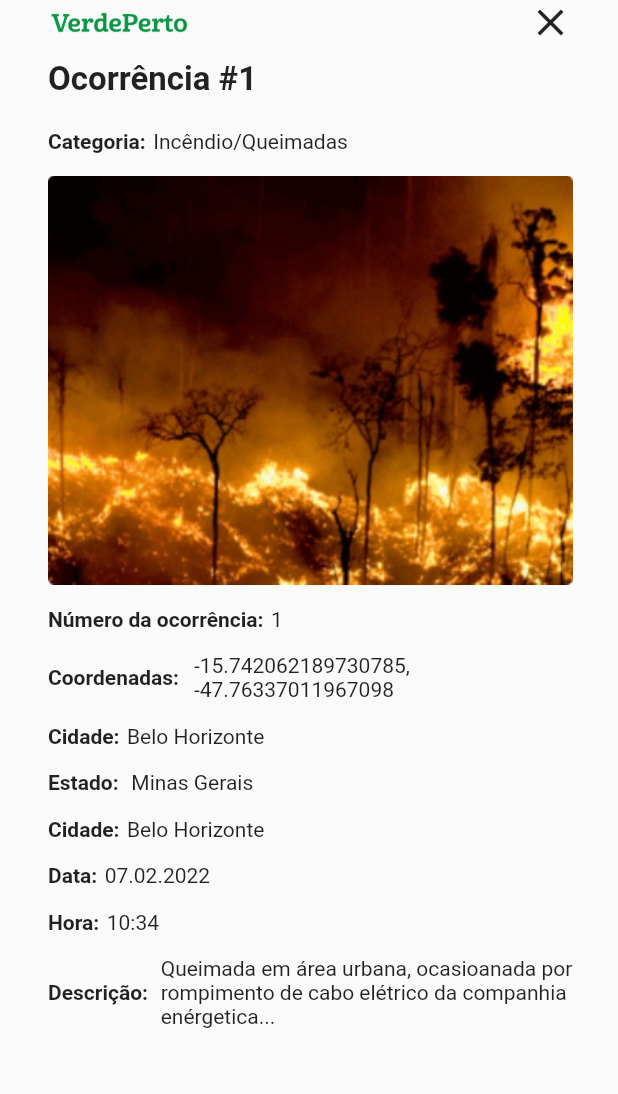
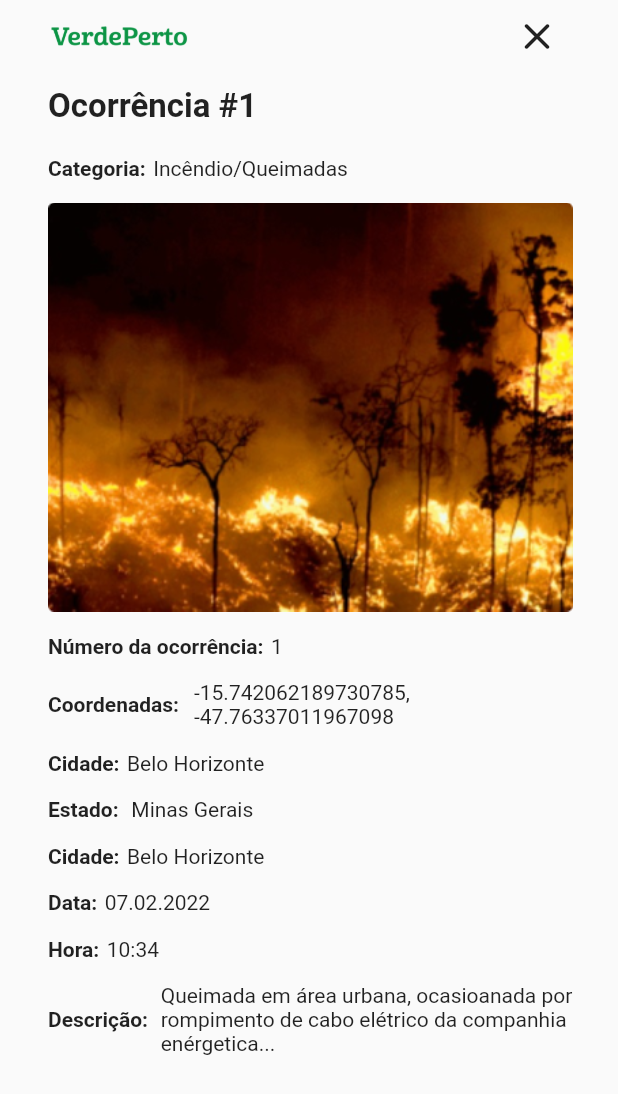
Before and after one commit to ItaloCovas/VerdePerto, a Flutter app: the RegisterDetailsPage screen opened directly, on a phone screen of 412 x 824 dp. Shown: the top 1094 px of the screen. Run offline on Flutter 3.47's test engine with Material 2 defaults, Android fonts, the phone set to English and light mode, and no system bars; our stand-ins replace flutter_mobx, get_it, image_picker, mobx; generated files the repository leaves out were written again; network calls fail; Roboto replaces fonts that are missing (Poppins).

Commit message:
fazendo a page registerdetails

```diff
--- a/lib/main.dart
+++ b/lib/main.dart
@@ -25,7 +25,7 @@ class MyApp extends StatelessWidget {
         primarySwatch: Colors.blue,
         fontFamily: 'Poppins',
       ),
-      home: RegisterDetailsPage(),
+      home: SplashScreenPage(),
     );
   }
 }
--- a/lib/pages/registerdetails_page.dart
+++ b/lib/pages/registerdetails_page.dart
@@ -1,4 +1,6 @@
 import 'package:flutter/material.dart';
+import 'package:verde_perto/pages/home_page.dart';
+import 'package:verde_perto/pages/register_page.dart';
 
 class RegisterDetailsPage extends StatefulWidget {
   const RegisterDetailsPage({Key? key}) : super(key: key);
@@ -23,10 +25,17 @@ class _RegisterDetailsPageState extends State<RegisterDetailsPage> {
                     'assets/images/verde8.png',
                     width: 95,
                   ),
-                  Icon(
-                    Icons.close,
-                    size: 30,
-                  )
+                  IconButton(
+                      onPressed: () {
+                        Navigator.pushReplacement(context,
+                            MaterialPageRoute(builder: (context) {
+                          return HomePage();
+                        }));
+                      },
+                      icon: Icon(
+                        Icons.close_rounded,
+                        size: 30,
+                      ))
                 ],
               ),
             ),
--- a/lib/pages/reports_page.dart
+++ b/lib/pages/reports_page.dart
@@ -99,7 +99,9 @@ class _ReportsPageState extends State<ReportsPage> {
                     ),
                     Padding(
                       padding: const EdgeInsets.only(top: 10),
+                      child: Flexible(
                         child: ListView.builder(
+                            physics: NeverScrollableScrollPhysics(),
                             shrinkWrap: true,
                             itemCount: 15,
                             scrollDirection: Axis.vertical,
@@ -142,6 +144,7 @@ class _ReportsPageState extends State<ReportsPage> {
                               );
                             }),
                       ),
+                    ),
                     SizedBox(
                       height: 15,
                     ),
```
Lines whose indentation alone changed are shown as unchanged.
